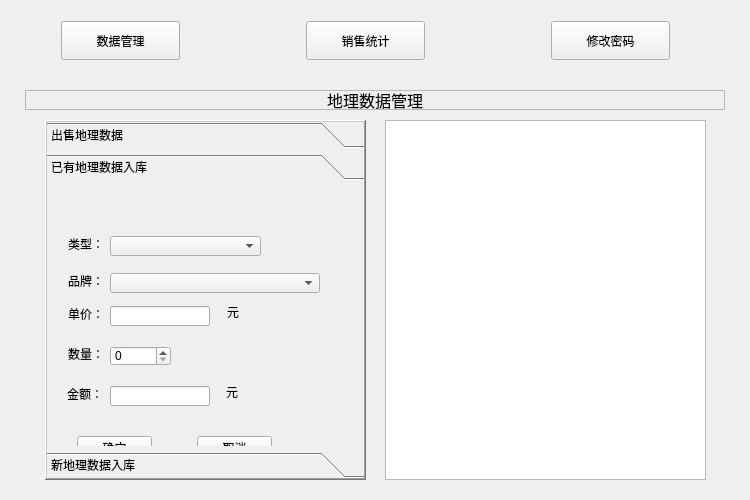
Above: software/datamanager/datamanager/widget.ui from lipo321/smartcity before the change. Below: the same form after it.
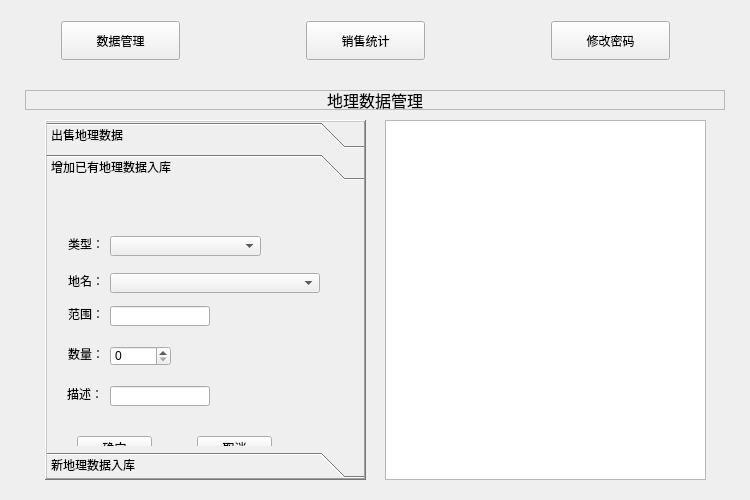
That is the form after the change. The open tabs and pages were chosen to show the change.

```diff
--- a/software/datamanager/datamanager/widget.ui
+++ b/software/datamanager/datamanager/widget.ui
@@ -340,7 +340,7 @@
        </rect>
       </property>
       <attribute name="label">
-       <string>已有地理数据入库</string>
+       <string>增加已有地理数据入库</string>
       </attribute>
       <widget class="QLabel" name="label_2">
        <property name="geometry">
@@ -365,7 +365,7 @@
         </rect>
        </property>
        <property name="text">
-        <string>品牌：</string>
+        <string>地名：</string>
        </property>
       </widget>
       <widget class="QLabel" name="label_10">
@@ -378,7 +378,7 @@
         </rect>
        </property>
        <property name="text">
-        <string>单价：</string>
+        <string>范围：</string>
        </property>
       </widget>
       <widget class="QLabel" name="label_11">
@@ -453,19 +453,6 @@
         </rect>
        </property>
       </widget>
-      <widget class="QLabel" name="label_12">
-       <property name="geometry">
-        <rect>
-         <x>180</x>
-         <y>120</y>
-         <width>54</width>
-         <height>12</height>
-        </rect>
-       </property>
-       <property name="text">
-        <string>元</string>
-       </property>
-      </widget>
       <widget class="QLineEdit" name="goodsSumLineEdit">
        <property name="geometry">
         <rect>
@@ -479,19 +466,6 @@
         <bool>true</bool>
        </property>
       </widget>
-      <widget class="QLabel" name="label_19">
-       <property name="geometry">
-        <rect>
-         <x>179</x>
-         <y>200</y>
-         <width>54</width>
-         <height>12</height>
-        </rect>
-       </property>
-       <property name="text">
-        <string>元</string>
-       </property>
-      </widget>
       <widget class="QLabel" name="label_20">
        <property name="geometry">
         <rect>
@@ -502,7 +476,7 @@
         </rect>
        </property>
        <property name="text">
-        <string>金额：</string>
+        <string>描述：</string>
        </property>
       </widget>
       <widget class="QSpinBox" name="goodsNumSpinBox">
```
Left out of the diff: 32 changed lines with no effect on the pictures.
